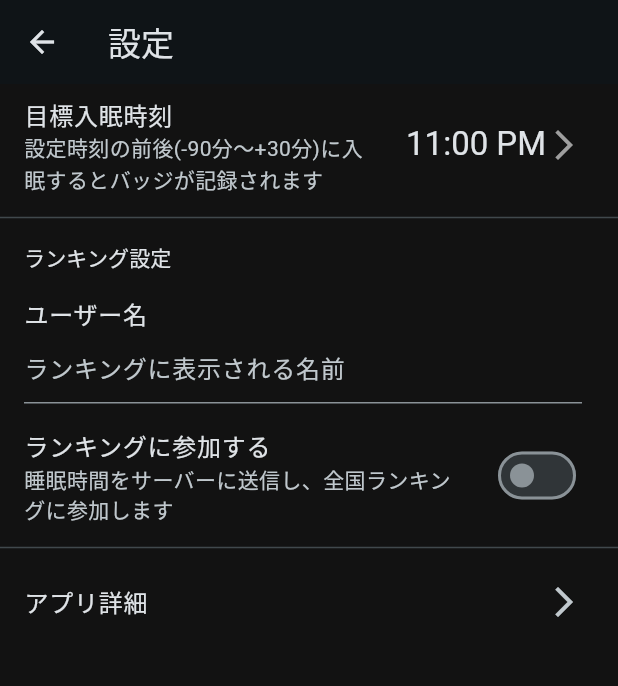
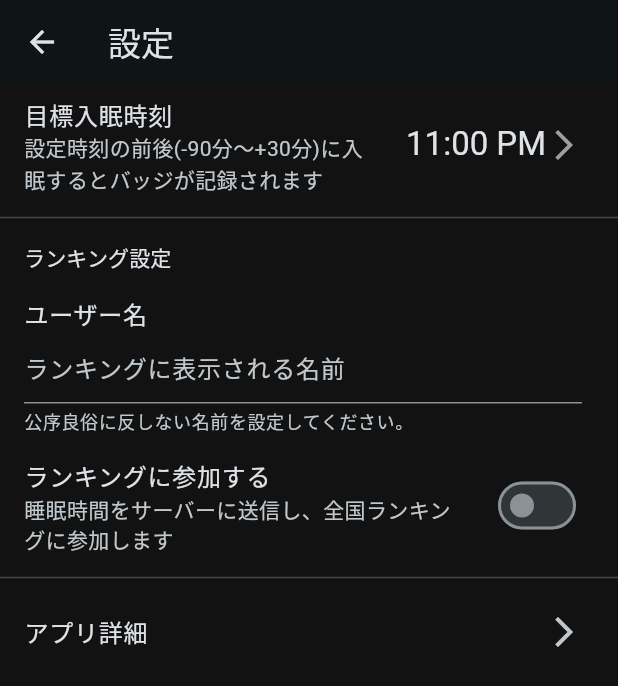
Before and after one commit to Shu5555/Zzzone, a Flutter app: the SettingsScreen screen opened directly, on a phone screen of 412 x 824 dp. Shown: the top 686 px of the screen. Run offline on Flutter 3.47's test engine with Material 3 defaults, Android fonts, the light colour scheme and no system bars; our stand-ins replace fl_chart, flutter_local_notifications, shared_preferences, sqflite, table_calendar, timezone; accounts and stored records are empty; Roboto replaces fonts that are missing (MPLUSRounded1c).

Commit message:
feat: Add helper text to username field

```diff
--- a/lib/screens/settings_screen.dart
+++ b/lib/screens/settings_screen.dart
@@ -210,6 +210,7 @@ class _SettingsScreenState extends State<SettingsScreen> {
               controller: _userNameController,
               decoration: const InputDecoration(
                 hintText: 'ランキングに表示される名前',
+                helperText: '公序良俗に反しない名前を設定してください。',
               ),
             ),
           ),
```
